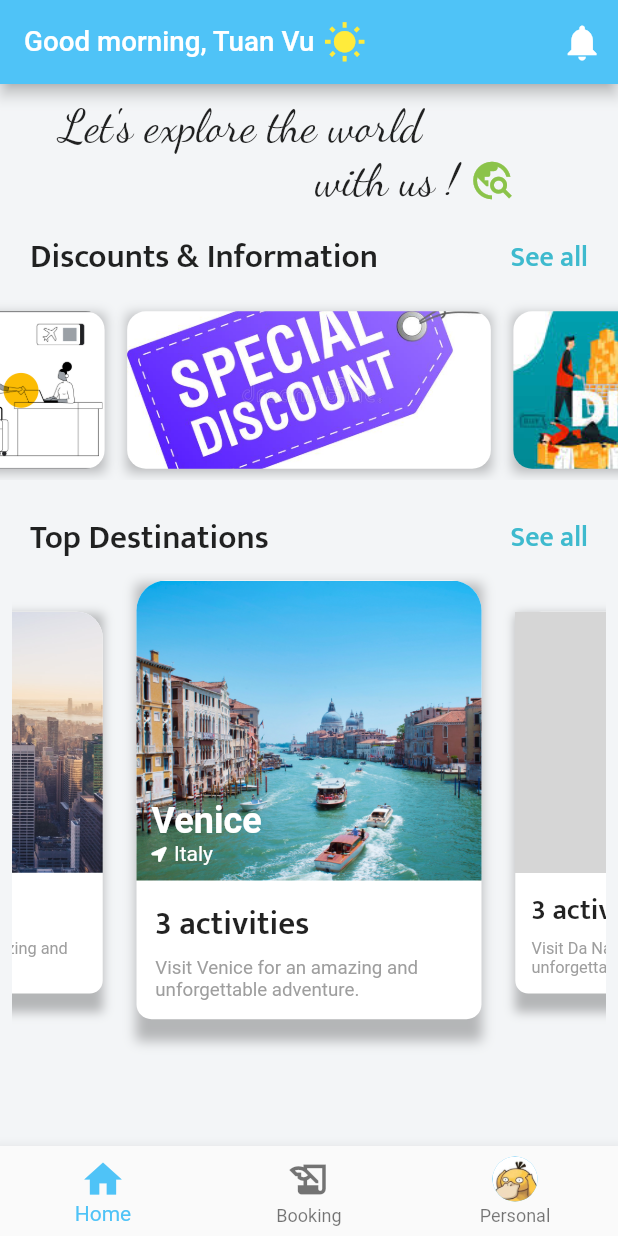
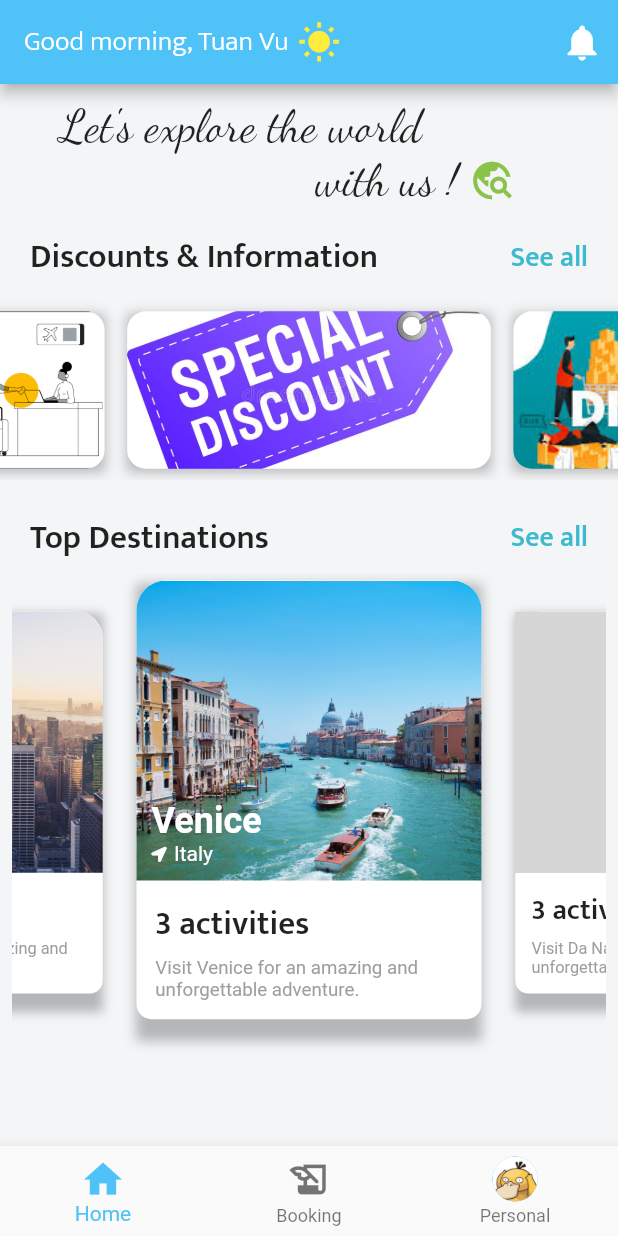
Before and after one commit to tuanvu9981/travel_app, a Flutter app: the screen it shows after launch, on a phone screen of 412 x 824 dp. Run offline on Flutter 3.47's test engine with Material 2 defaults, Android fonts, the phone set to English and light mode, and no system bars; drawn by our look-alikes of carousel_slider; our stand-ins replace font_awesome_flutter; grey boxes are pictures that could not be loaded.

Commit message:
feat: refactor home screen

```diff
--- a/lib/screens/home.screen.dart
+++ b/lib/screens/home.screen.dart
@@ -1,7 +1,8 @@
 import 'package:flutter/material.dart';
 import 'package:font_awesome_flutter/font_awesome_flutter.dart';
 import '../widgets/hotel_carousel.dart';
-import '../widgets/destination_carousel.dart';
+import '../widgets/destinations/destination_carousel.dart';
+import '../utils/home.info.dart';
 
 class HomeScreen extends StatefulWidget {
   @override
@@ -9,74 +10,22 @@ class HomeScreen extends StatefulWidget {
 }
 
 class _HomeScreenState extends State<HomeScreen> {
-  int _selectedIndex = 0;
   int _currentTab = 0;
   final int _currentHour = DateTime.now().hour;
-
-  final List<IconData> _icons = [
-    FontAwesomeIcons.plane,
-    FontAwesomeIcons.bed,
-    FontAwesomeIcons.walking,
-    FontAwesomeIcons.biking,
-  ];
-
-  Widget _buildIcon(int index) {
-    return GestureDetector(
-      onTap: () {
-        setState(() {
-          _selectedIndex = index;
-        });
-      },
-      child: Container(
-        height: 60.0,
-        width: 60.0,
-        decoration: BoxDecoration(
-          color: _selectedIndex == index
-              ? const Color(0xFFD8ECF1)
-              : const Color.fromARGB(255, 243, 243, 240),
-          // color: const Theme.of(context).accentColor
-          borderRadius: BorderRadius.circular(30.0),
-          border: Border.all(
-            width: 0.5,
-            color: Colors.blueGrey.shade100,
-          ),
-        ),
-        child: Icon(
-          _icons[index],
-          size: 25.0,
-          color: _selectedIndex == index
-              ? Theme.of(context).primaryColor
-              : const Color(0xFFB4C1C4),
-        ),
-      ),
-    );
-  }
+  final TextStyle _sloganStyle =
+      const TextStyle(fontSize: 30.0, fontFamily: 'DancingScript');
 
   Widget _buildAppbarGreetingByHour(int hour) {
-    String greeting = "Welcome, Tuan Vu";
-    IconData icons;
-    if (hour <= 12 && hour >= 5) {
-      greeting = "Good morning, Tuan Vu";
-      icons = Icons.wb_sunny;
-    } else if ((hour > 12) && (hour <= 17)) {
-      greeting = "Good afternoon, Tuan Vu";
-      icons = Icons.wb_sunny;
-    } else if ((hour > 17) && (hour < 23)) {
-      greeting = "Good evening, Tuan Vu";
-      icons = Icons.nights_stay;
-    } else {
-      greeting = "Good night, Tuan Vu";
-      icons = Icons.nights_stay;
-    }
+    Greeting greeting = HomeInfoUtil().greetingByHour(hour);
     return Row(
       children: [
         Text(
-          greeting,
-          style: const TextStyle(fontSize: 18.5),
+          greeting.text,
+          style: const TextStyle(fontSize: 18.5, fontFamily: 'Mukta'),
         ),
         const SizedBox(width: 6.0),
         Icon(
-          icons,
+          greeting.icons,
           size: 28.5,
           color: Colors.yellow.shade500,
         ),
@@ -106,34 +55,18 @@ class _HomeScreenState extends State<HomeScreen> {
           padding: const EdgeInsets.symmetric(vertical: 10.0),
           children: <Widget>[
             Padding(
-                // padding: EdgeInsets.only(left: 20.0, right: 120.0), iphone 11 pro max,
-                padding: const EdgeInsets.only(
-                  left: 40.0,
-                  right: 40.0,
-                ), // xiaomi
+              padding: const EdgeInsets.only(left: 40.0, right: 40.0),
               child: Column(
                 crossAxisAlignment: CrossAxisAlignment.start,
                 children: [
-                    const Text(
-                      "Let's explore the world",
-                      style: TextStyle(
-                        fontSize: 30.0,
-                        fontFamily: 'DancingScript',
-                      ),
-                    ),
+                  Text("Let's explore the world", style: _sloganStyle),
                   Container(
                     margin: const EdgeInsets.only(left: 170.0),
                     child: Row(
-                        children: const [
-                          Text(
-                            "with us !",
-                            style: TextStyle(
-                              fontSize: 30.0,
-                              fontFamily: 'DancingScript',
-                            ),
-                          ),
-                          SizedBox(width: 7.5),
-                          Icon(
+                      children: [
+                        Text("with us !", style: _sloganStyle),
+                        const SizedBox(width: 7.5),
+                        const Icon(
                           Icons.travel_explore_sharp,
                           size: 30.0,
                           color: Colors.lightGreen,
@@ -144,16 +77,6 @@ class _HomeScreenState extends State<HomeScreen> {
                 ],
               ),
             ),
-              // Row(
-              //   mainAxisAlignment: MainAxisAlignment.spaceAround,
-              //   children: _icons
-              //       .asMap()
-              //       .entries
-              //       .map(
-              //         (MapEntry map) => _buildIcon(map.key),
-              //       )
-              //       .toList(),
-              // ),
             const SizedBox(height: 5.0),
             HotelCarousel(),
             const SizedBox(height: 15.0),
@@ -169,29 +92,14 @@ class _HomeScreenState extends State<HomeScreen> {
             _currentTab = value;
           });
         },
-          items: const [
-            BottomNavigationBarItem(
-              icon: Icon(
-                Icons.home,
-                size: 30.0,
+        items: HomeInfoUtil()
+            .btmNavIcons
+            .map((e) => BottomNavigationBarItem(
+                  icon: e.icon,
+                  label: e.label,
+                ))
+            .toList(),
       ),
-              label: "Home",
-            ),
-            BottomNavigationBarItem(
-              icon: Icon(
-                Icons.history_edu_outlined,
-                size: 30.0,
-              ),
-              label: "Booking",
-            ),
-            BottomNavigationBarItem(
-              icon: CircleAvatar(
-                radius: 15.0,
-                backgroundImage: AssetImage('assets/images/duck.jpg'),
-              ),
-              label: "Personal",
-            ),
-          ],
-        ));
+    );
   }
 }
--- /dev/null
+++ b/lib/utils/home.info.dart
@@ -0,0 +1,49 @@
+import 'package:flutter/material.dart';
+
+class BtmNavInfo {
+  Widget icon;
+  String label;
+  BtmNavInfo({required this.icon, required this.label});
+}
+
+class Greeting {
+  String text;
+  IconData icons;
+  Greeting({required this.text, required this.icons});
+}
+
+class HomeInfoUtil {
+  // futureL: call api to get user avatar instead of hard-coded
+  final List<BtmNavInfo> btmNavIcons = [
+    BtmNavInfo(icon: const Icon(Icons.home, size: 30.0), label: "Home"),
+    BtmNavInfo(
+      icon: const Icon(Icons.history_edu_outlined, size: 30.0),
+      label: "Booking",
+    ),
+    BtmNavInfo(
+      icon: const CircleAvatar(
+        radius: 15.0,
+        backgroundImage: AssetImage('assets/images/duck.jpg'),
+      ),
+      label: "Personal",
+    ),
+  ];
+
+  Greeting greetingByHour(int hour) {
+    Greeting greeting = Greeting(text: "Welcome, Tuan Vu", icons: Icons.block);
+    if (hour <= 12 && hour >= 5) {
+      greeting.text = "Good morning, Tuan Vu";
+      greeting.icons = Icons.wb_sunny;
+    } else if ((hour > 12) && (hour <= 17)) {
+      greeting.text = "Good afternoon, Tuan Vu";
+      greeting.icons = Icons.wb_sunny;
+    } else if ((hour > 17) && (hour < 23)) {
+      greeting.text = "Good evening, Tuan Vu";
+      greeting.icons = Icons.nights_stay;
+    } else {
+      greeting.text = "Good night, Tuan Vu";
+      greeting.icons = Icons.nights_stay;
+    }
+    return greeting;
+  }
+}
```
Also changed, not shown: lib/widgets/destinations/destination_carousel.dart (renamed from lib/widgets/destination_carousel.dart). Lines whose indentation alone changed are shown as unchanged.
